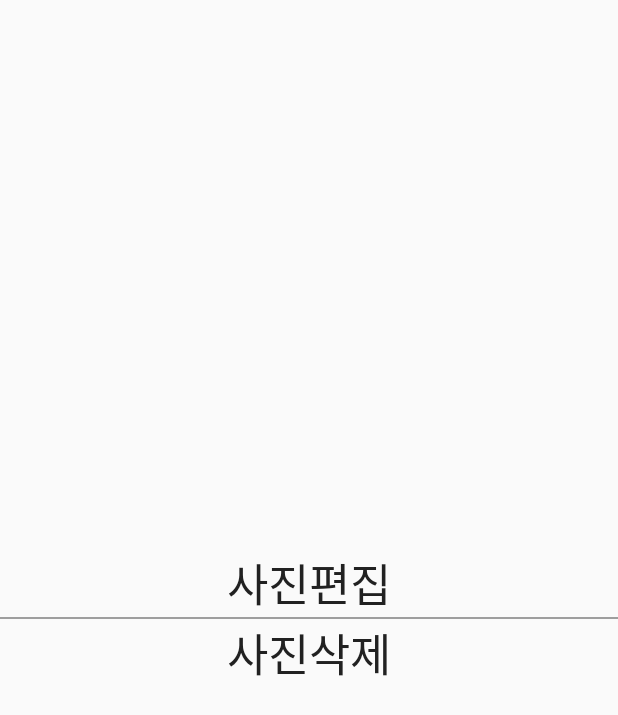
After one commit to sorrylim/ilove, an Android app: the layout dialog_phototype.xml on its own in the app's theme, with its tools: preview values and no code run, on a phone screen of 412 x 824 dp. The commit adds this screen. Shown: the top 715 px of the screen. Run offline under Robolectric (Android 15) with nearby library versions, the phone set to English and light mode, and no system bars; network calls fail.

Commit message:
2020.07.08
12:31

```diff
--- a/Application/app/src/main/java/com/ilove/ilove/Class/FileUploadUtils.kt
+++ b/Application/app/src/main/java/com/ilove/ilove/Class/FileUploadUtils.kt
@@ -16,11 +16,11 @@ import java.time.format.DateTimeFormatter
 
 class FileUploadUtils {
     companion object {
-        fun uploadImage(imagePath: String) {
+        fun uploadImage(imagePath: String, uploadType: String, imageUsage:String, imageContent: String, imageId: Int?) {
             val current = ZonedDateTime.now(ZoneId.of("Asia/Seoul"))
             val currentDate = current.format(DateTimeFormatter.ofPattern("yyyy-MM-dd HH:mm:ss"))
 
-            var requestBody : RequestBody = MultipartBody.Builder().setType(MultipartBody.FORM).addFormDataPart("user_id", UserInfo.ID).addFormDataPart("img", "img.jpg", RequestBody.create(MultipartBody.FORM, File(imagePath))).addFormDataPart("image_usage", "story").addFormDataPart("image_content", "ddd").addFormDataPart("image_date", currentDate).build()
+            var requestBody : RequestBody = MultipartBody.Builder().setType(MultipartBody.FORM).addFormDataPart("user_id", UserInfo.ID).addFormDataPart("img", "img.jpg", RequestBody.create(MultipartBody.FORM, File(imagePath))).addFormDataPart("image_usage", imageUsage).addFormDataPart("image_content", imageContent).addFormDataPart("image_date", currentDate).addFormDataPart("upload_type", uploadType).addFormDataPart("image_id", imageId.toString()).build()
 
             var request : Request = Request.Builder().url("http://18.217.130.157:3000/image/upload").post(requestBody).build()
 
--- a/Application/app/src/main/java/com/ilove/ilove/Class/PSDialog.kt
+++ b/Application/app/src/main/java/com/ilove/ilove/Class/PSDialog.kt
@@ -45,6 +45,7 @@ class PSDialog(activity: Activity) {
             dialog!!.dismiss()
         }
     }
+
 
     fun setUserOption(title : String, userOption:String, userOptionList: ArrayList<UserItem.UserOption>, userOptionText: TextView) {
         dialog = Dialog(context!!, android.R.style.Theme_DeviceDefault_Light_NoActionBar)
@@ -177,4 +178,6 @@ class PSDialog(activity: Activity) {
 
         return layoutParams
     }
+
+
 }
--- a/Application/app/src/main/java/com/ilove/ilove/IntroActivity/CropperActivity.kt
+++ b/Application/app/src/main/java/com/ilove/ilove/IntroActivity/CropperActivity.kt
@@ -26,7 +26,7 @@ class CropperActivity : AppCompatActivity() {
         CropImage.activity().setGuidelines(CropImageView.Guidelines.ON).start(this)
     }
 
-    override fun onActivityResult(requestCode: Int, resultCode: Int, data: Intent?) {
+    /*override fun onActivityResult(requestCode: Int, resultCode: Int, data: Intent?) {
         super.onActivityResult(requestCode, resultCode, data)
         if (data == null) {
             return
@@ -54,6 +54,6 @@ class CropperActivity : AppCompatActivity() {
         val column_index = cursor.getColumnIndexOrThrow(MediaStore.Images.Media.DATA)
         cursor.moveToFirst()
         return cursor.getString(column_index)
-    }
+    }*/
 
 }
--- a/Application/app/src/main/java/com/ilove/ilove/MainActivity/WriteStoryActivity.kt
+++ b/Application/app/src/main/java/com/ilove/ilove/MainActivity/WriteStoryActivity.kt
@@ -45,7 +45,8 @@ class WriteStoryActivity : PSAppCompatActivity() {
         }
 
         text_insertstory.setOnClickListener {
-            FileUploadUtils.uploadImage(imagePath!!)
+            FileUploadUtils.uploadImage(imagePath!!, "insert", "story", edit_storycontent.text.toString(), null)
+            finish()
         }
 
 
--- /dev/null
+++ b/Application/app/src/main/res/layout/dialog_phototype.xml
@@ -0,0 +1,31 @@
+<?xml version="1.0" encoding="utf-8"?>
+<LinearLayout xmlns:android="http://schemas.android.com/apk/res/android"
+    android:layout_width="match_parent"
+    android:layout_height="match_parent"
+    android:orientation="vertical"
+    android:gravity="center">
+
+    <TextView
+        android:id="@+id/text_editphoto"
+        android:layout_width="match_parent"
+        android:layout_height="wrap_content"
+        android:text="사진편집"
+        android:textSize="30dp"
+        android:gravity="center"
+        android:textColor="@color/colorMdGrey_900"/>
+
+    <View
+        android:id="@+id/view27"
+        android:layout_width="match_parent"
+        android:background="@color/colorMdGrey_500"
+        android:layout_height="1dp" />
+
+    <TextView
+        android:id="@+id/text_deletephoto"
+        android:layout_width="match_parent"
+        android:layout_height="wrap_content"
+        android:text="사진삭제"
+        android:textSize="30dp"
+        android:gravity="center"
+        android:textColor="@color/colorMdGrey_900"/>
+</LinearLayout>
```
Also changed, not shown: Application/app/src/main/java/com/ilove/ilove/IntroActivity/EditProfileActivity.kt (+150 -79 lines), Application/app/src/main/java/com/ilove/ilove/Object/VolleyService.kt (+18 -0 lines).
